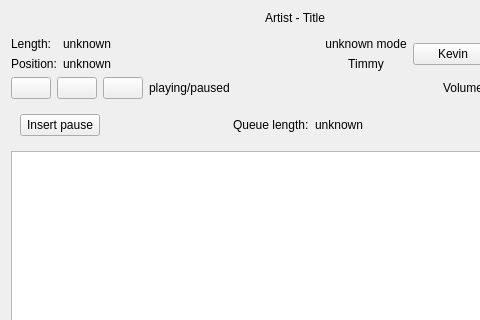
This is src/gui-remote/mainwidget.ui in hyperquantum/PMP as Qt 5 draws it before an edit; both pictures show x 0 to 480 and y 0 to 320 of the 590 by 550 pixel window. The edited form follows.
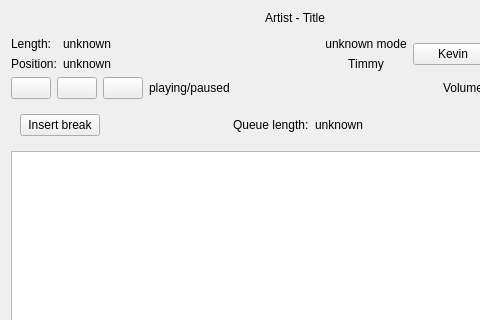
This is the edited form. Icons and pictures are not drawn. Custom widgets are drawn as their Qt base class.

Commit message: Changed "insert pause" to "insert break". Play state will now go to 'stopped' instead of 'paused' and the next track will no longer be loaded immediately.

Diff of the .ui file:
```diff
--- a/src/gui-remote/mainwidget.ui
+++ b/src/gui-remote/mainwidget.ui
@@ -235,7 +235,7 @@
         <item>
          <widget class="QPushButton" name="insertPauseButton">
           <property name="text">
-           <string>Insert pause</string>
+           <string>Insert break</string>
           </property>
          </widget>
         </item>
```
Left out of the diff: 2 changed lines with no effect on the pictures. The commit also changes 3 other files.
